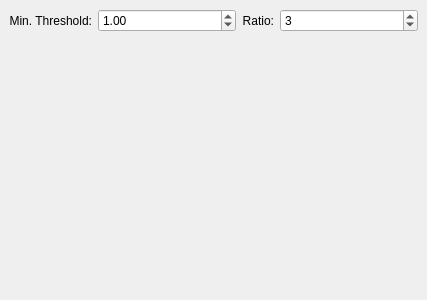
Before: the Qt Designer form src/canny.ui in buzzcz/ZVI, drawn with Qt 5.
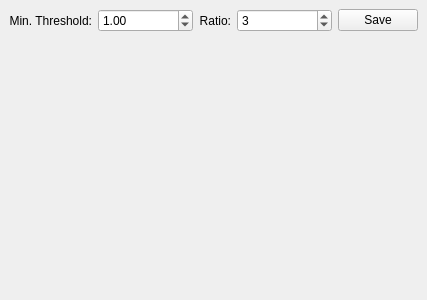
After: the same form once the commit is applied.

What changed in the file:
```diff
--- a/src/canny.ui
+++ b/src/canny.ui
@@ -90,6 +90,13 @@
         </property>
        </widget>
       </item>
+      <item>
+       <widget class="QPushButton" name="saveButton">
+        <property name="text">
+         <string>Save</string>
+        </property>
+       </widget>
+      </item>
      </layout>
     </item>
     <item>
```
